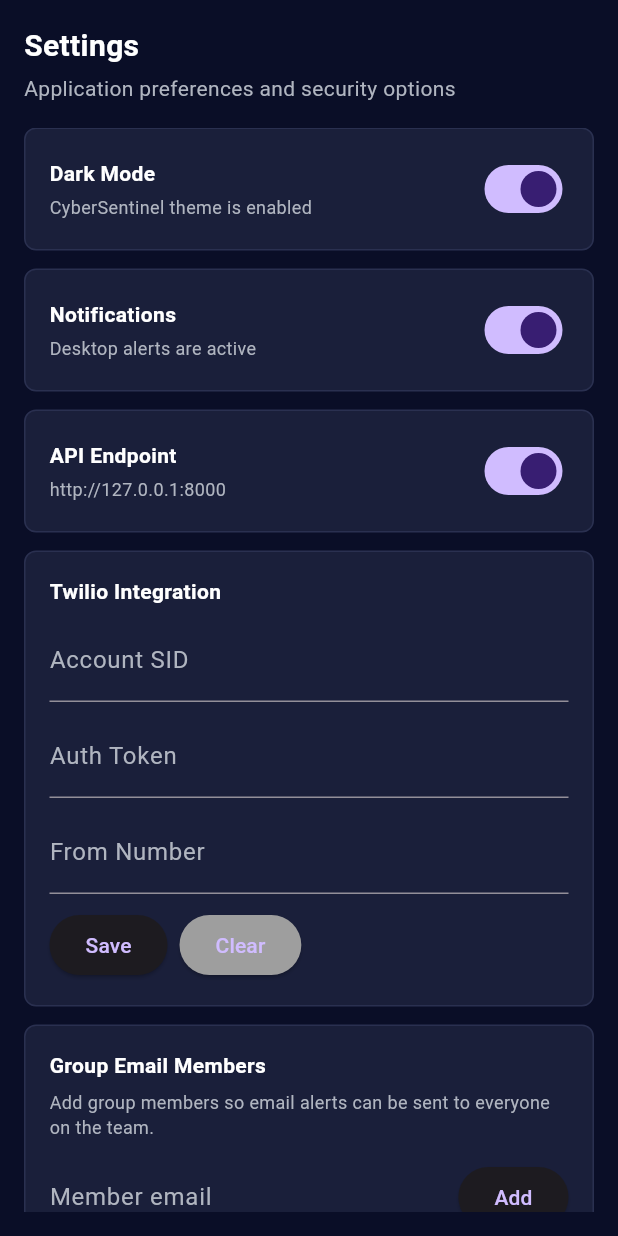
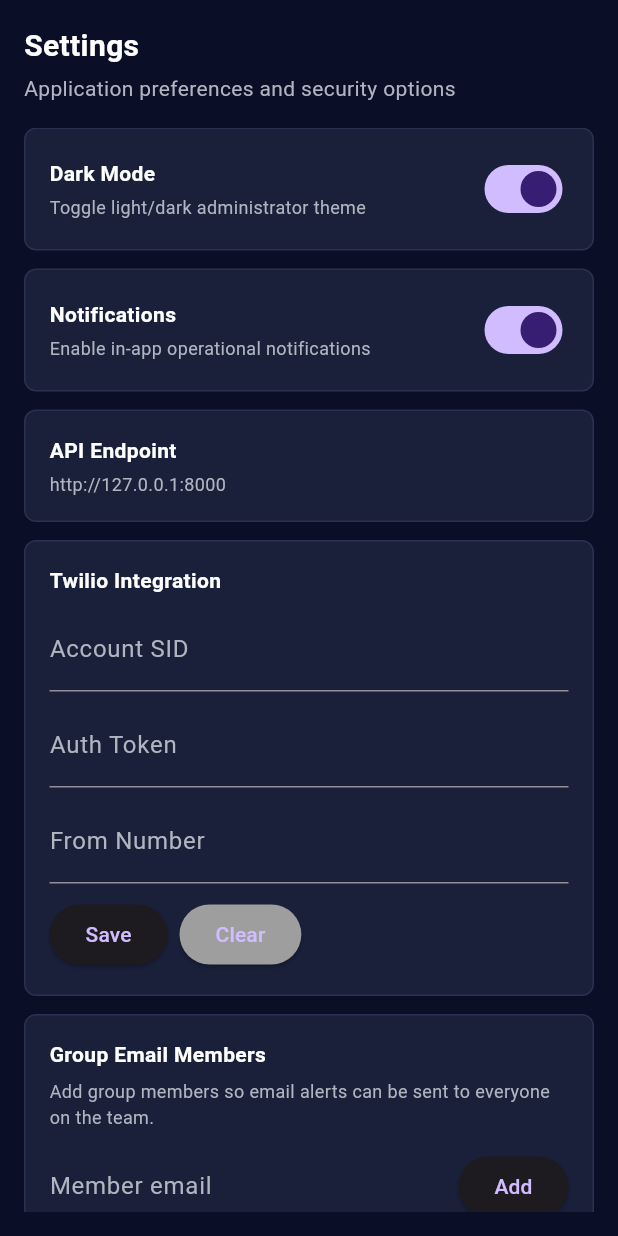
Before and after one commit to mlestiwege-maker/CyberSentinel-Cyberattack_Detection_And_Threat_Monitoring_System, a Flutter app: the SettingsScreen widget shown alone on an empty page, opened directly, on a phone screen of 412 x 824 dp. Run offline on Flutter 3.47's test engine with Material 3 defaults, Android fonts, the phone set to English and light mode, and no system bars; network calls fail.

Commit message:
Make theme, top-bar actions, and settings toggles functional

```diff
--- a/lib/core/theme.dart
+++ b/lib/core/theme.dart
@@ -21,4 +21,20 @@ class AppTheme {
       headlineSmall: TextStyle(color: textWhite, fontWeight: FontWeight.bold),
     ),
   );
+
+  static ThemeData lightTheme = ThemeData(
+    brightness: Brightness.light,
+    scaffoldBackgroundColor: const Color(0xFFF3F5FA),
+    primaryColor: accentBlue,
+    cardColor: Colors.white,
+    colorScheme: const ColorScheme.light(
+      primary: accentBlue,
+      secondary: accentBlue,
+    ),
+    textTheme: const TextTheme(
+      bodyMedium: TextStyle(color: Color(0xFF1F2430)),
+      bodySmall: TextStyle(color: Color(0xFF5D6472)),
+      headlineSmall: TextStyle(color: Color(0xFF1F2430), fontWeight: FontWeight.bold),
+    ),
+  );
 }
--- a/lib/features/settings/settings_screen.dart
+++ b/lib/features/settings/settings_screen.dart
@@ -1,24 +1,43 @@
 import 'package:flutter/material.dart';
 import '../../core/theme.dart';
 import '../../services/app_config.dart';
+import '../../services/app_state.dart';
 
 class SettingsScreen extends StatelessWidget {
   const SettingsScreen({super.key});
 
   @override
   Widget build(BuildContext context) {
-    return _FeatureShell(
-      title: 'Settings',
-      subtitle: 'Application preferences and security options',
-      child: ListView(
-        children: const [
-          _SettingTile(title: 'Dark Mode', subtitle: 'CyberSentinel theme is enabled'),
-          _SettingTile(title: 'Notifications', subtitle: 'Desktop alerts are active'),
-          _SettingTile(title: 'API Endpoint', subtitle: 'http://127.0.0.1:8000'),
-          TwilioSettings(),
-          GroupEmailSettings(),
-          _SettingTile(title: 'Auto Refresh', subtitle: 'Threat feed refreshes every 30s'),
-        ],
+    return AnimatedBuilder(
+      animation: AppState.instance,
+      builder: (context, _) => _FeatureShell(
+        title: 'Settings',
+        subtitle: 'Application preferences and security options',
+        child: ListView(
+          children: [
+            _SettingTile(
+              title: 'Dark Mode',
+              subtitle: 'Toggle light/dark administrator theme',
+              value: AppState.instance.isDarkMode,
+              onChanged: AppState.instance.setDarkMode,
+            ),
+            _SettingTile(
+              title: 'Notifications',
+              subtitle: 'Enable in-app operational notifications',
+              value: AppState.instance.notificationsEnabled,
+              onChanged: AppState.instance.setNotificationsEnabled,
+            ),
+            const _InfoTile(title: 'API Endpoint', subtitle: 'http://127.0.0.1:8000'),
+            const TwilioSettings(),
+            const GroupEmailSettings(),
+            _SettingTile(
+              title: 'Auto Refresh',
+              subtitle: 'Threat feed refreshes every 30s when enabled',
+              value: AppState.instance.autoRefreshEnabled,
+              onChanged: AppState.instance.setAutoRefreshEnabled,
+            ),
+          ],
+        ),
       ),
     );
   }
@@ -196,6 +215,7 @@ class _TwilioSettingsState extends State<TwilioSettings> {
                   _acctController.clear();
                   _tokenController.clear();
                   _fromController.clear();
+                  AppConfig.instance.updateTwilio(accountSid: '', authToken: '', from: '');
                 },
                 child: const Text('Clear'),
                 style: ElevatedButton.styleFrom(backgroundColor: Colors.grey),
@@ -211,7 +231,15 @@ class _TwilioSettingsState extends State<TwilioSettings> {
 class _SettingTile extends StatelessWidget {
   final String title;
   final String subtitle;
-  const _SettingTile({required this.title, required this.subtitle});
+  final bool value;
+  final ValueChanged<bool> onChanged;
+
+  const _SettingTile({
+    required this.title,
+    required this.subtitle,
+    required this.value,
+    required this.onChanged,
+  });
 
   @override
   Widget build(BuildContext context) {
@@ -235,7 +263,35 @@ class _SettingTile extends StatelessWidget {
               ],
             ),
           ),
-          Switch(value: true, onChanged: (_) {}),
+          Switch(value: value, onChanged: onChanged),
+        ],
+      ),
+    );
+  }
+}
+
+class _InfoTile extends StatelessWidget {
+  final String title;
+  final String subtitle;
+
+  const _InfoTile({required this.title, required this.subtitle});
+
+  @override
+  Widget build(BuildContext context) {
+    return Container(
+      margin: const EdgeInsets.only(bottom: 12),
+      padding: const EdgeInsets.all(16),
+      decoration: BoxDecoration(
+        color: AppTheme.secondaryBlack,
+        borderRadius: BorderRadius.circular(8),
+        border: Border.all(color: const Color(0xFF2A3050)),
+      ),
+      child: Column(
+        crossAxisAlignment: CrossAxisAlignment.start,
+        children: [
+          Text(title, style: const TextStyle(color: AppTheme.textWhite, fontWeight: FontWeight.w600)),
+          const SizedBox(height: 4),
+          Text(subtitle, style: const TextStyle(color: AppTheme.textGrey, fontSize: 12)),
         ],
       ),
     );
--- /dev/null
+++ b/lib/services/app_state.dart
@@ -0,0 +1,31 @@
+import 'package:flutter/foundation.dart';
+
+class AppState extends ChangeNotifier {
+  AppState._internal();
+
+  static final AppState instance = AppState._internal();
+
+  bool isDarkMode = true;
+  bool notificationsEnabled = true;
+  bool autoRefreshEnabled = true;
+
+  void toggleTheme() {
+    isDarkMode = !isDarkMode;
+    notifyListeners();
+  }
+
+  void setDarkMode(bool value) {
+    isDarkMode = value;
+    notifyListeners();
+  }
+
+  void setNotificationsEnabled(bool value) {
+    notificationsEnabled = value;
+    notifyListeners();
+  }
+
+  void setAutoRefreshEnabled(bool value) {
+    autoRefreshEnabled = value;
+    notifyListeners();
+  }
+}
```
Also changed, not shown: lib/layout/main_layout.dart (+77 -4 lines), lib/main.dart (+11 -5 lines).
